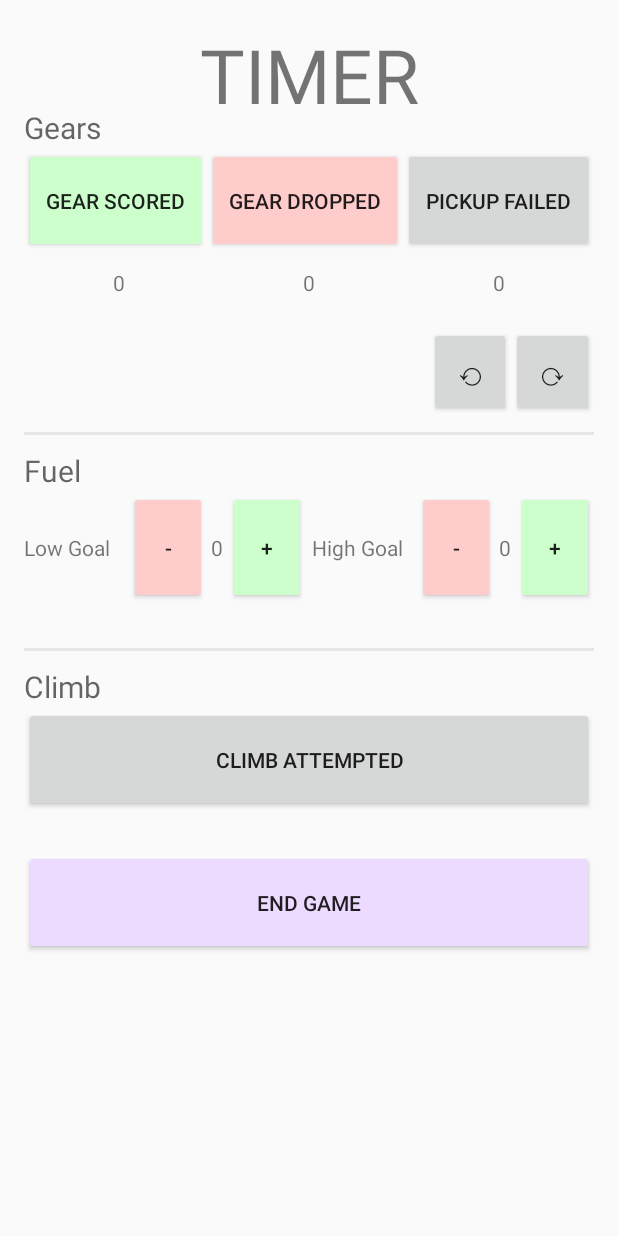
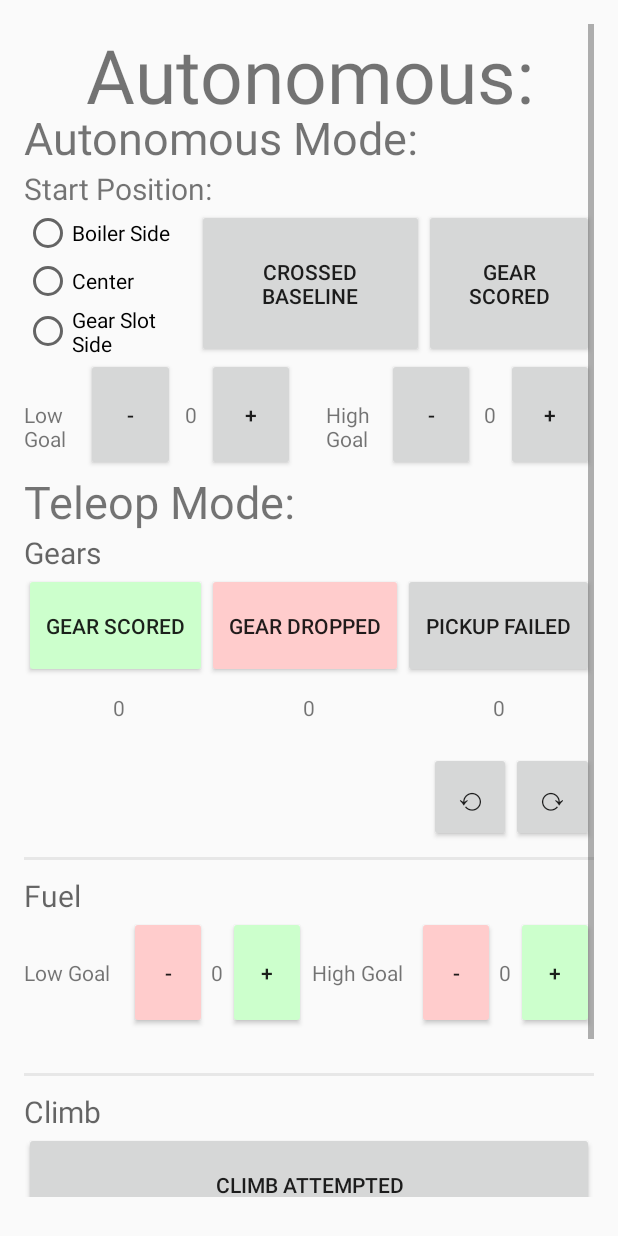
Before and after one commit to GSeve4/TeleopApplication, an Android app: the GameActivity screen opened directly, with no data from a screen before it, on a phone screen of 412 x 824 dp. Run offline under Robolectric (Android 15) with nearby library versions, the phone set to English and light mode, and no system bars.

Commit message:
testing the timer

```diff
--- a/app/src/main/AndroidManifest.xml
+++ b/app/src/main/AndroidManifest.xml
@@ -23,10 +23,6 @@
         <activity android:name=".InstructionActivity" />
         <activity android:name=".ReviewActivity"
             android:screenOrientation="portrait" />
-        <activity android:name=".AutonomousActivity"
-            android:screenOrientation="portrait">
-
-        </activity>
     </application>
 
 </manifest>
--- a/app/src/main/java/salinesingularity/singularitytimingapplication/GameActivity.java
+++ b/app/src/main/java/salinesingularity/singularitytimingapplication/GameActivity.java
@@ -35,8 +35,8 @@ public class GameActivity extends AppCompatActivity {
     ArrayList<TeleopEvent> undone;
 
     public final long GAME_LENGTH = 150000;
-    TextView countDownTimer = (TextView) findViewById(R.id.txtCountDownTimer);
     public long startTime;
+    TextView countDownTimer;
 
     @Override
     protected void onCreate(Bundle savedInstanceState) {
@@ -55,14 +55,17 @@ public class GameActivity extends AppCompatActivity {
         //updateCounters();
 
         //starting a countdown timer when the activity opens
+        countDownTimer = (TextView) findViewById(R.id.txtCountDownTimer);
         startTime = System.currentTimeMillis();
         new CountDownTimer(150000, 1000) {
 
-            public void onTick(long millisUntilFinished) {
+            public void onTick(long millisUntilFinished)
+            {
                 countDownTimer.setText("Autonomous: " + millisUntilFinished / 1000);
             }
 
-            public void onFinish() {
+            public void onFinish()
+            {
 
             }
         }.start();
--- a/app/src/main/res/layout/activity_game.xml
+++ b/app/src/main/res/layout/activity_game.xml
@@ -35,6 +35,143 @@
                 android:textAlignment="center"
                 android:textSize="50sp"
                 android:layout_height="55dp" />
+
+            <TextView
+                android:text="Autonomous Mode:"
+                android:layout_width="match_parent"
+                android:layout_height="wrap_content"
+                android:id="@+id/txtAuton"
+                android:textSize="30sp" />
+
+            <TextView
+                android:text="Start Position:"
+                android:layout_width="match_parent"
+                android:layout_height="wrap_content"
+                android:id="@+id/textView5"
+                android:textSize="20sp" />
+
+            <LinearLayout
+                android:orientation="horizontal"
+                android:layout_width="match_parent"
+                android:layout_height="match_parent">
+
+                <RadioGroup
+                    android:layout_width="wrap_content"
+                    android:layout_height="wrap_content"
+                    android:layout_weight="1" >
+
+                    <RadioButton
+                        android:text="Boiler Side"
+                        android:layout_width="wrap_content"
+                        android:layout_height="wrap_content"
+                        android:id="@+id/rdoBoiler"
+                        android:layout_weight="1" />
+
+                    <RadioButton
+                        android:text="Center"
+                        android:layout_width="wrap_content"
+                        android:layout_height="wrap_content"
+                        android:id="@+id/rdoCenter"
+                        android:layout_weight="1" />
+
+                    <RadioButton
+                        android:text="Gear Slot Side"
+                        android:layout_width="wrap_content"
+                        android:layout_height="wrap_content"
+                        android:id="@+id/rdoSlot"
+                        android:layout_weight="1" />
+                </RadioGroup>
+
+                <Button
+                    android:text="Crossed Baseline"
+                    android:layout_width="wrap_content"
+                    android:layout_height="match_parent"
+                    android:id="@+id/btnAutonBaseline"
+                    android:layout_weight="1" />
+
+                <Button
+                    android:text="Gear Scored"
+                    android:layout_width="wrap_content"
+                    android:layout_height="match_parent"
+                    android:id="@+id/btnAutonGear"
+                    android:layout_weight="1" />
+            </LinearLayout>
+
+            <LinearLayout
+                android:orientation="horizontal"
+                android:layout_width="match_parent"
+                android:layout_height="75dp">
+
+                <TextView
+                    android:text="Low Goal"
+                    android:layout_width="70dp"
+                    android:layout_height="wrap_content"
+                    android:id="@+id/textView11"
+                    android:layout_weight="1" />
+
+                <Button
+                    android:text="@string/decrement_symbol"
+                    android:layout_width="wrap_content"
+                    android:id="@+id/btnAutonLowGoalDown"
+                    android:layout_weight="1"
+                    android:layout_height="match_parent" />
+
+                <TextView
+                    android:text="0"
+                    android:layout_width="50dp"
+                    android:layout_height="wrap_content"
+                    android:id="@+id/txtAutonLowGoal"
+                    android:layout_weight="1"
+                    android:gravity="center" />
+
+                <Button
+                    android:text="@string/increment_symbol"
+                    android:layout_width="wrap_content"
+                    android:layout_height="match_parent"
+                    android:id="@+id/btnAutonLowGoalUp"
+                    android:layout_weight="1" />
+
+                <Space
+                    android:layout_width="50dp"
+                    android:layout_height="wrap_content"
+                    android:layout_weight="1" />
+
+                <TextView
+                    android:text="High Goal"
+                    android:layout_width="70dp"
+                    android:layout_height="wrap_content"
+                    android:id="@+id/textView9"
+                    android:layout_weight="1" />
+
+                <Button
+                    android:text="@string/decrement_symbol"
+                    android:layout_width="wrap_content"
+                    android:layout_height="match_parent"
+                    android:id="@+id/btnAutonHighGoalDown"
+                    android:layout_weight="1" />
+
+                <TextView
+                    android:text="0"
+                    android:layout_height="wrap_content"
+                    android:id="@+id/txtAutonHighGoal"
+                    android:layout_weight="1"
+                    android:layout_width="50dp"
+                    android:gravity="center" />
+
+                <Button
+                    android:text="@string/increment_symbol"
+                    android:layout_width="wrap_content"
+                    android:layout_height="match_parent"
+                    android:id="@+id/btnAutonHighGoalUp"
+                    android:layout_weight="1" />
+            </LinearLayout>
+
+            <TextView
+                android:text="Teleop Mode:"
+                android:layout_width="match_parent"
+                android:layout_height="wrap_content"
+                android:id="@+id/txtTeleop"
+                android:textSize="30sp" />
 
             <TextView
                 android:text="Gears"
```
Also changed, not shown: app/src/main/java/salinesingularity/singularitytimingapplication/AutonomousActivity.java (deleted, +0 -35 lines), app/src/main/res/layout/activity_autonomous.xml (deleted, +0 -171 lines).
